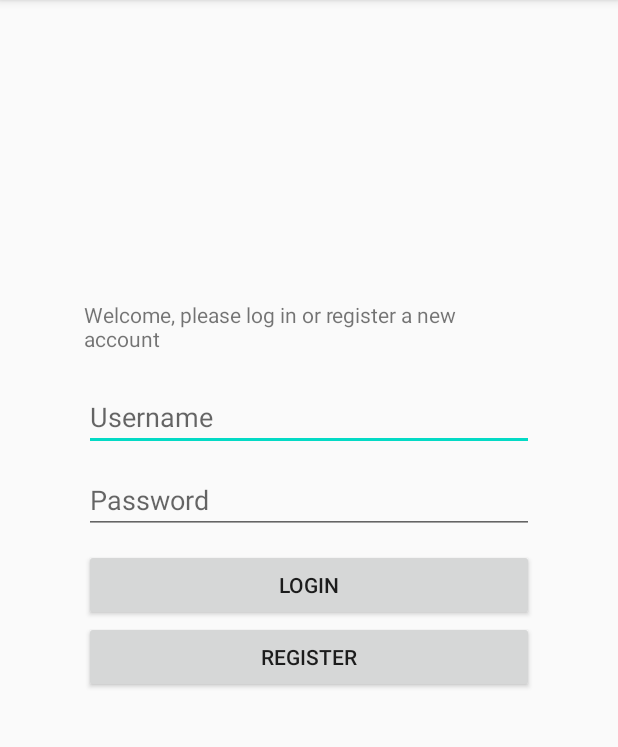
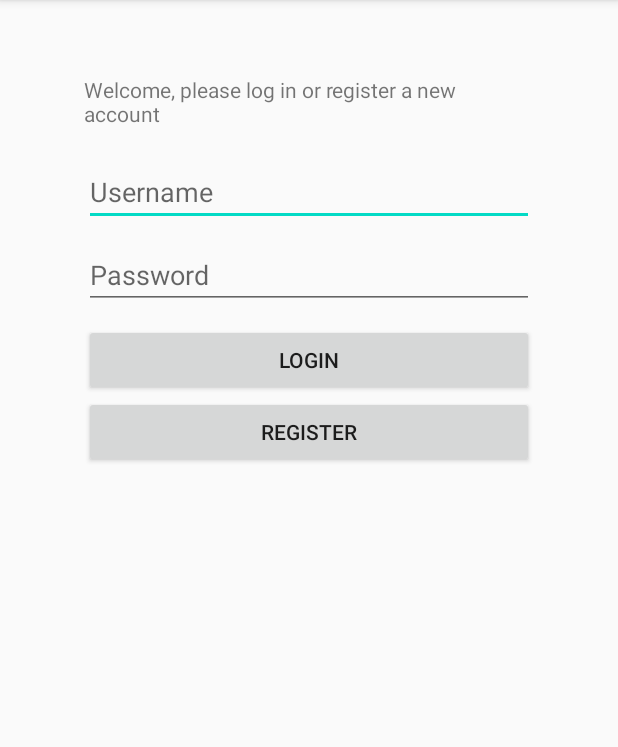
Before and after one commit to ttrapaid/change-my-view, an Android app: the screen it shows after launch (MainActivity), on a phone screen of 412 x 824 dp, the part 84-831 px from its top. Run offline under Robolectric (Android 15) with nearby library versions, the phone set to English and light mode, and no system bars; our stand-ins replace Firebase (no records; nobody signed in at launch, a user with empty details on screens opened directly).

Commit message:
updating menus for landscape

```diff
--- a/ChangeMyView/app/src/main/res/layout/activity_dashboard.xml
+++ b/ChangeMyView/app/src/main/res/layout/activity_dashboard.xml
@@ -8,7 +8,7 @@
     <TextView
         android:id="@+id/menuText"
         android:layout_width="match_parent"
-        android:layout_height="0dp"
+        android:layout_height="wrap_content"
         android:text="@string/mainTitle"
         android:gravity="center"
         android:textSize="30sp"
@@ -25,7 +25,7 @@
         android:text="@string/buttonMatches"
         android:gravity="center"
         android:textAppearance="@android:style/TextAppearance.Material.Large"
-        android:textSize="50sp"
+        android:textSize="45sp"
         android:background="@color/blue"
         android:layout_height="0dp"
         android:layout_width="0dp"
@@ -41,7 +41,7 @@
         android:text="@string/buttonTopics"
         android:gravity="center"
         android:textAppearance="@android:style/TextAppearance.Material.Large"
-        android:textSize="50sp"
+        android:textSize="45sp"
         android:background="@android:color/holo_red_light"
         android:layout_height="0dp"
         android:layout_width="0dp"
--- a/ChangeMyView/app/src/main/res/layout/activity_main.xml
+++ b/ChangeMyView/app/src/main/res/layout/activity_main.xml
@@ -1,4 +1,10 @@
 <?xml version="1.0" encoding="utf-8"?>
+<ScrollView xmlns:android="http://schemas.android.com/apk/res/android"
+    xmlns:app="http://schemas.android.com/apk/res-auto"
+    xmlns:tools="http://schemas.android.com/tools"
+    android:layout_width="match_parent"
+    android:layout_height="match_parent"
+    tools:context=".MainActivity">
     <androidx.constraintlayout.widget.ConstraintLayout
         xmlns:android="http://schemas.android.com/apk/res/android"
         xmlns:app="http://schemas.android.com/apk/res-auto"
@@ -13,7 +19,7 @@
             android:layout_width="300dp"
             android:layout_height="wrap_content"
             android:text="Welcome, please log in or register a new account"
-        android:layout_marginTop="200dp"
+            android:layout_marginTop="50dp"
             app:layout_constraintBottom_toTopOf="@id/username"
             app:layout_constraintLeft_toLeftOf="parent"
             app:layout_constraintRight_toRightOf="parent"
@@ -64,3 +70,4 @@
 
 
     </androidx.constraintlayout.widget.ConstraintLayout>
+</ScrollView>
--- a/ChangeMyView/app/src/main/res/layout/activity_topics.xml
+++ b/ChangeMyView/app/src/main/res/layout/activity_topics.xml
@@ -22,14 +22,15 @@
     <ListView
         android:id="@+id/topics_listview"
         android:layout_width="match_parent"
-        android:layout_height="wrap_content"
+        android:layout_height="0dp"
+        android:layout_weight="1"
         android:layout_margin="@dimen/inner_frame_layout_padding"
         android:divider="@android:color/transparent"
         android:dividerHeight="10dp"
         app:layout_constraintTop_toBottomOf="@id/topic_intro"
         app:layout_constraintLeft_toLeftOf="parent"
         app:layout_constraintRight_toRightOf="parent"
-        app:layout_constraintBottom_toTopOf="@id/topic_to_menu"
+        app:layout_constraintBottom_toTopOf="@id/topic_to_matches"
         />
 
     <Button
--- a/ChangeMyView/app/src/main/res/layout/topic_item.xml
+++ b/ChangeMyView/app/src/main/res/layout/topic_item.xml
@@ -2,6 +2,7 @@
 <TextView xmlns:android="http://schemas.android.com/apk/res/android"
     android:layout_width="match_parent"
     android:layout_height="match_parent"
+    android:gravity="center"
     android:textAppearance="@android:style/TextAppearance.Material.Large"
     android:background="@color/common_google_signin_btn_text_dark_disabled"
     />
--- a/ChangeMyView/app/src/main/res/values/strings.xml
+++ b/ChangeMyView/app/src/main/res/values/strings.xml
@@ -1,6 +1,6 @@
 <resources>
     <string name="app_name">ChangeMyView</string>
-    <string name="mainTitle">Main Menu</string>
+    <string name="mainTitle">Main Menu: Go to your matches, or see a list of topics.</string>
     <string name="buttonTopics">Topics</string>
     <string name="buttonMatches">Matches</string>
     <string name="positionFor">For</string>
```
Also changed, not shown: ChangeMyView/app/src/main/res/layout/activity_registration.xml (+7 -0 lines). Lines whose indentation alone changed are shown as unchanged.
